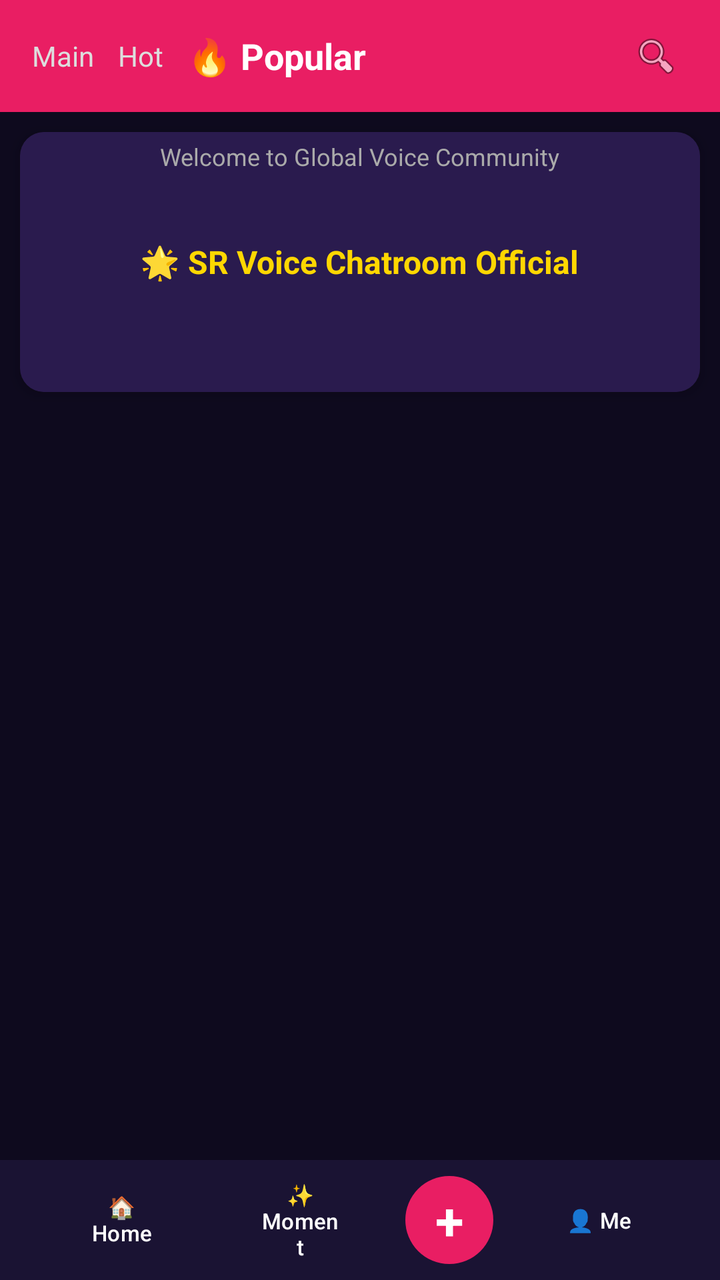
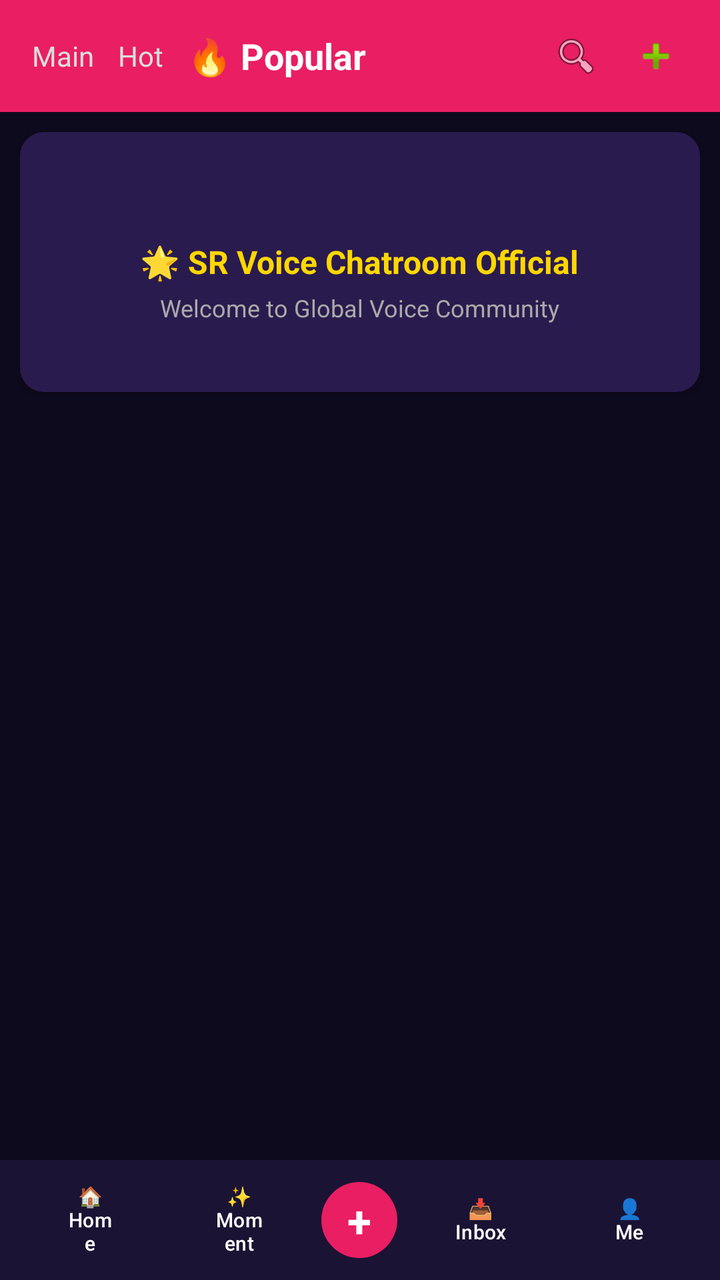

An Android layout rendered at two revisions. The XML below is the earlier revision; the diff shows what the commit changed to produce the second picture.
<!-- AndroidManifest.xml: activity theme Theme.SRVoiceChat -->
<!-- res/layout/activity_home.xml -->
<?xml version="1.0" encoding="utf-8"?>
<RelativeLayout xmlns:android="http://schemas.android.com/apk/res/android"
    android:layout_width="match_parent"
    android:layout_height="match_parent"
    android:background="#0E0A1E">

    
    <LinearLayout
        android:id="@+id/topBarLayout"
        android:layout_width="match_parent"
        android:layout_height="wrap_content"
        android:orientation="horizontal"
        android:gravity="center_vertical"
        android:background="#E91E63"
        android:paddingHorizontal="16dp"
        android:paddingVertical="12dp">

        <TextView
            android:layout_width="wrap_content"
            android:layout_height="wrap_content"
            android:text="Main"
            android:textColor="#DDDDDD"
            android:textSize="14sp"
            android:layout_marginEnd="12sp"/>

        <TextView
            android:layout_width="wrap_content"
            android:layout_height="wrap_content"
            android:text="Hot"
            android:textColor="#DDDDDD"
            android:textSize="14sp"
            android:layout_marginEnd="12sp"/>

        <TextView
            android:layout_width="0dp"
            android:layout_height="wrap_content"
            android:layout_weight="1"
            android:text="🔥 Popular"
            android:textColor="#FFFFFF"
            android:textSize="18sp"
            android:textStyle="bold"/>

        
        <ImageView
            android:id="@+id/btnSearchRoom"
            android:layout_width="32dp"
            android:layout_height="32dp"
            android:src="@android:drawable/ic_menu_search"
            android:contentDescription="Search Room"
            android:background="?attr/selectableItemBackgroundBorderless"
            android:padding="4dp"/>
    </LinearLayout>

    
    <LinearLayout
        android:layout_width="match_parent"
        android:layout_height="match_parent"
        android:layout_below="@id/topBarLayout"
        android:layout_above="@id/bottomNavLayout"
        android:orientation="vertical">

        
        <androidx.cardview.widget.CardView
            android:layout_width="match_parent"
            android:layout_height="130dp"
            android:layout_margin="10dp"
            app:cardCornerRadius="12dp"
            app:cardElevation="4dp"
            app:cardBackgroundColor="#1A1333"
            xmlns:app="http://schemas.android.com/apk/res-auto">

            <RelativeLayout
                android:layout_width="match_parent"
                android:layout_height="match_parent"
                android:background="#2A1B4E">

                <TextView
                    android:layout_width="wrap_content"
                    android:layout_height="wrap_content"
                    android:text="🌟 SR Voice Chatroom Official"
                    android:textColor="#FFD700"
                    android:textSize="16sp"
                    android:textStyle="bold"
                    android:layout_centerInParent="true"/>

                <TextView
                    android:layout_width="wrap_content"
                    android:layout_height="wrap_content"
                    android:text="Welcome to Global Voice Community"
                    android:textColor="#AAAAAA"
                    android:textSize="12sp"
                    android:layout_below="@android:id/text1"
                    android:layout_centerHorizontal="true"
                    android:layout_marginTop="4dp"/>
            </RelativeLayout>
        </androidx.cardview.widget.CardView>

        
        <GridView
            android:id="@+id/roomGridView"
            android:layout_width="match_parent"
            android:layout_height="match_parent"
            android:numColumns="2"
            android:horizontalSpacing="4dp"
            android:verticalSpacing="4dp"
            android:padding="8dp"
            android:stretchMode="columnWidth"/>

    </LinearLayout>

    
    <LinearLayout
        android:id="@+id/bottomNavLayout"
        android:layout_width="match_parent"
        android:layout_height="60dp"
        android:layout_alignParentBottom="true"
        android:orientation="horizontal"
        android:background="#1A1333"
        android:gravity="center"
        android:paddingHorizontal="16dp">

        <Button
            android:id="@+id/btnHomeTab"
            android:layout_width="0dp"
            android:layout_height="wrap_content"
            android:layout_weight="1"
            android:text="🏠 Home"
            android:textSize="11sp"
            android:background="?attr/selectableItemBackgroundBorderless"
            android:textColor="#FFFFFF"/>

        <Button
            android:id="@+id/btnMomentTab"
            android:layout_width="0dp"
            android:layout_height="wrap_content"
            android:layout_weight="1"
            android:text="✨ Moment"
            android:textSize="11sp"
            android:background="?attr/selectableItemBackgroundBorderless"
            android:textColor="#FFFFFF"/>

        
        <TextView
            android:id="@+id/btnPlus"
            android:layout_width="44dp"
            android:layout_height="44dp"
            android:text="+"
            android:textSize="26sp"
            android:textColor="#FFFFFF"
            android:background="@drawable/bg_plus_btn"
            android:gravity="center"
            android:textStyle="bold"
            android:layout_marginHorizontal="8dp"/>

        <Button
            android:id="@+id/btnMeTab"
            android:layout_width="0dp"
            android:layout_height="wrap_content"
            android:layout_weight="1"
            android:text="👤 Me"
            android:textSize="11sp"
            android:background="?attr/selectableItemBackgroundBorderless"
            android:textColor="#FFFFFF"/>

    </LinearLayout>

</RelativeLayout>
<!-- resources referenced by this layout -->
<resources>
  <!-- drawable bg_plus_btn (drawable) -->
  <?xml version="1.0" encoding="utf-8"?>
  <shape xmlns:android="http://schemas.android.com/apk/res/android" android:shape="oval">
      <solid android:color="#E91E63"/>
  </shape>
  <style name="Theme.SRVoiceChat" parent="Theme.Material3.DayNight.NoActionBar">
          <item name="colorPrimary">#FF4081</item>
          <item name="android:statusBarColor">#FF4081</item>
          <item name="android:windowLightStatusBar">true</item>
      </style>
</resources>

<!-- the commit's change to res/layout/activity_home.xml (unified diff, before → after) -->
@@ -48,6 +48,17 @@
             android:src="@android:drawable/ic_menu_search"
             android:contentDescription="Search Room"
             android:background="?attr/selectableItemBackgroundBorderless"
+            android:padding="4dp"
+            android:layout_marginEnd="8dp"/>
+
+        
+        <ImageView
+            android:id="@+id/btnCreateRoomTop"
+            android:layout_width="32dp"
+            android:layout_height="32dp"
+            android:src="@android:drawable/ic_input_add"
+            android:contentDescription="Create Room"
+            android:background="?attr/selectableItemBackgroundBorderless"
             android:padding="4dp"/>
     </LinearLayout>
 
@@ -75,6 +86,7 @@
                 android:background="#2A1B4E">
 
                 <TextView
+                    android:id="@+id/bannerTitle"
                     android:layout_width="wrap_content"
                     android:layout_height="wrap_content"
                     android:text="🌟 SR Voice Chatroom Official"
@@ -89,7 +101,7 @@
                     android:text="Welcome to Global Voice Community"
                     android:textColor="#AAAAAA"
                     android:textSize="12sp"
-                    android:layout_below="@android:id/text1"
+                    android:layout_below="@id/bannerTitle"
                     android:layout_centerHorizontal="true"
                     android:layout_marginTop="4dp"/>
             </RelativeLayout>
@@ -117,7 +129,7 @@
         android:orientation="horizontal"
         android:background="#1A1333"
         android:gravity="center"
-        android:paddingHorizontal="16dp">
+        android:paddingHorizontal="8dp">
 
         <Button
             android:id="@+id/btnHomeTab"
@@ -125,7 +137,7 @@
             android:layout_height="wrap_content"
             android:layout_weight="1"
             android:text="🏠 Home"
-            android:textSize="11sp"
+            android:textSize="10sp"
             android:background="?attr/selectableItemBackgroundBorderless"
             android:textColor="#FFFFFF"/>
 
@@ -135,22 +147,33 @@
             android:layout_height="wrap_content"
             android:layout_weight="1"
             android:text="✨ Moment"
-            android:textSize="11sp"
+            android:textSize="10sp"
             android:background="?attr/selectableItemBackgroundBorderless"
             android:textColor="#FFFFFF"/>
 
         
         <TextView
             android:id="@+id/btnPlus"
-            android:layout_width="44dp"
-            android:layout_height="44dp"
+            android:layout_width="38dp"
+            android:layout_height="38dp"
             android:text="+"
-            android:textSize="26sp"
+            android:textSize="22sp"
             android:textColor="#FFFFFF"
             android:background="@drawable/bg_plus_btn"
             android:gravity="center"
             android:textStyle="bold"
-            android:layout_marginHorizontal="8dp"/>
+            android:layout_marginHorizontal="4dp"/>
+
+        
+        <Button
+            android:id="@+id/btnInboxTab"
+            android:layout_width="0dp"
+            android:layout_height="wrap_content"
+            android:layout_weight="1"
+            android:text="📥 Inbox"
+            android:textSize="10sp"
+            android:background="?attr/selectableItemBackgroundBorderless"
+            android:textColor="#FFFFFF"/>
 
         <Button
             android:id="@+id/btnMeTab"
@@ -158,7 +181,7 @@
             android:layout_height="wrap_content"
             android:layout_weight="1"
             android:text="👤 Me"
-            android:textSize="11sp"
+            android:textSize="10sp"
             android:background="?attr/selectableItemBackgroundBorderless"
             android:textColor="#FFFFFF"/>
 
